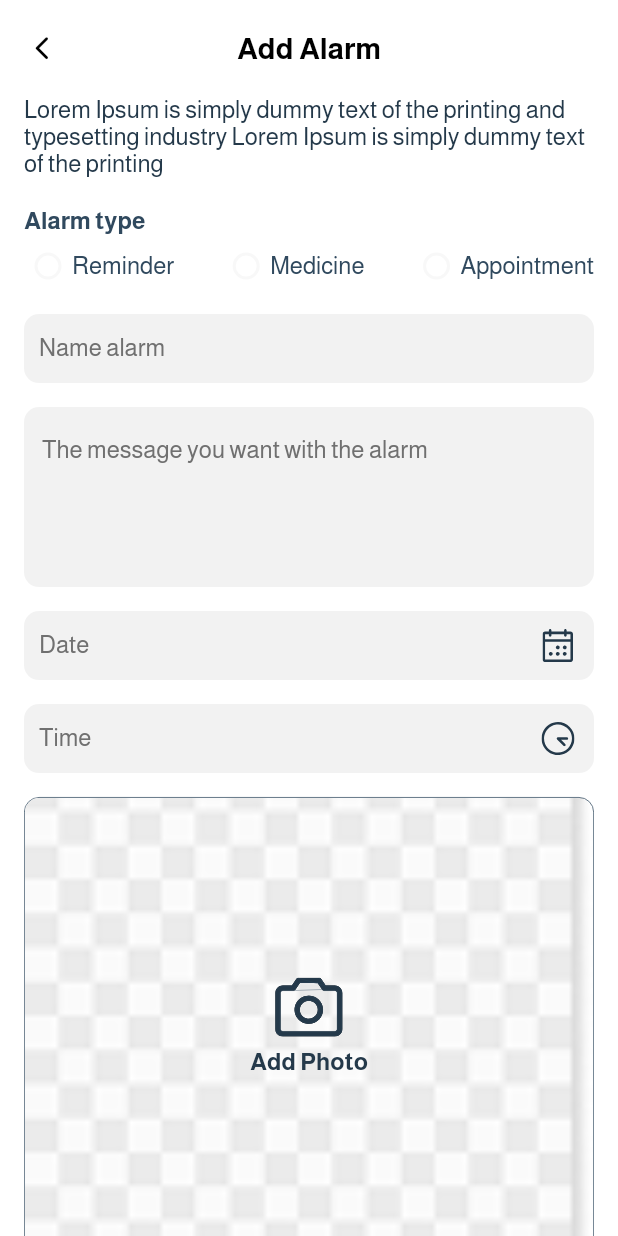
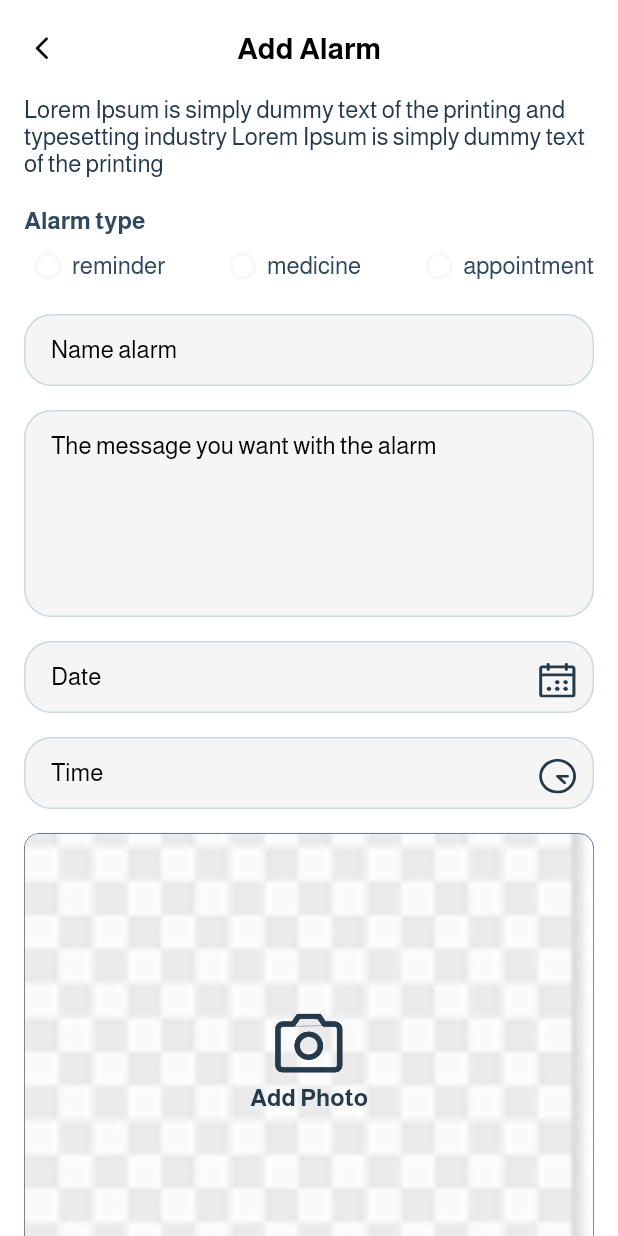
Before and after one commit to manarragab/familyHealth, a Flutter app: the AddAlarm screen opened directly, on a phone screen of 412 x 824 dp. Run offline on Flutter 3.47's test engine with Material 3 defaults, Android fonts, the light colour scheme and no system bars; our stand-ins replace carousel_slider, dio, easy_stepper, firebase_core, firebase_messaging, flutter_local_notifications and 16 more; missing offline and left inert: flutter_facebook_auth; accounts and stored records are empty.

Commit message:
fix alarm

```diff
--- a/lib/data/const/enums.dart
+++ b/lib/data/const/enums.dart
@@ -42,3 +42,5 @@ enum ItemInfoType { contactAgent, sendLocation }
 enum ContactType { contact, contactUS }
 
 enum InterestType { moreInterest, interest }
+
+enum AlarmType { reminder, medicine, appointment }
--- a/lib/features/alarm/domain/controller/alarm_controller.dart
+++ b/lib/features/alarm/domain/controller/alarm_controller.dart
@@ -1,28 +1,30 @@
+import 'dart:io';
+
+import 'package:abg/data/const/enums.dart';
 import 'package:abg/data/const/export.dart';
 import 'package:abg/domain_data/custom_mixin/custom_state_mixin.dart';
-import 'dart:io';
 import 'package:image_picker/image_picker.dart';
+
 class AlarmController extends MainGetxController with CustomStateMixin {
+  AlarmType? selectRadio;
 
-String? selectRadio;
+  void selectradio(AlarmType value) {
+    selectRadio = value;
+    update();
+  }
 
-void selectradio(String value){
-  selectRadio=value;
-  update();
-}
- var image = Rx<File?>(null);
+  var image = Rx<File?>(null);
   var isLoading = false.obs;
 
   Future<void> pickImage() async {
     isLoading.value = true;
-    final pickedFile = await ImagePicker().pickImage(source: ImageSource.gallery);
+    final pickedFile =
+        await ImagePicker().pickImage(source: ImageSource.gallery);
 
     if (pickedFile != null) {
       image.value = File(pickedFile.path);
     }
 
     isLoading.value = false;
-
-
   }
 }
--- a/lib/features/alarm/presentation/add_alarm.dart
+++ b/lib/features/alarm/presentation/add_alarm.dart
@@ -1,7 +1,10 @@
+import 'package:abg/data/const/enums.dart';
 import 'package:abg/data/const/export.dart';
 import 'package:abg/features/alarm/domain/controller/alarm_controller.dart';
 import 'package:abg/features/alarm/presentation/done_screen.dart';
 import 'package:abg/features/alarm/presentation/widget/radio_item.dart';
+import 'package:abg/res/configuration/bottom_sheet/date_picker.dart';
+import 'package:abg/res/configuration/text_field/text_field.dart';
 import 'package:google_fonts/google_fonts.dart';
 
 class AddAlarm extends StatefulWidget {
@@ -29,137 +32,45 @@ class _AddAlarmState extends State<AddAlarm> {
                   color: CustomColors.darkBlue2,
                   fontWeight: FontWeight.w400,
                 )),
-            SizedBox(height: 20),
+            const SizedBox(height: 20),
             Text("Alarm type",
                 style: GoogleFonts.almarai(
                   fontSize: 16,
                   color: CustomColors.lightBlue2,
                   fontWeight: FontWeight.w700,
                 )),
-            SizedBox(height: 5),
+            const SizedBox(height: 5),
             Row(
               mainAxisAlignment: MainAxisAlignment.spaceBetween,
-              children: [
-                RadioItem(title: "Reminder"),
-                RadioItem(title: "Medicine"),
-                RadioItem(title: "Appointment"),
-              ],
+              children: List.generate(AlarmType.values.length, (index) {
+                return RadioItem(type: AlarmType.values[index]);
+              }),
             ),
-            SizedBox(height: 16),
+            const SizedBox(height: 16),
             Form(
                 child: Column(
               children: [
-                Container(
-                  height: 46,
-                  width: 382,
-                  decoration: BoxDecoration(
-                    borderRadius: BorderRadius.circular(10),
-                    color: CustomColors.lightgrey3,
+                CustomTextField.dynamicTextField((value) {},
+                    hint: "Name alarm"),
+                const SizedBox(height: 16),
+                CustomTextField.paragraphTextField(
+                  (value) {},
+                  hint: "The message you want with the alarm",
                 ),
-                  child: TextFormField(
-                    textAlignVertical: TextAlignVertical.top,
-                    decoration: InputDecoration(
-                      border: OutlineInputBorder(
-                        borderRadius: BorderRadius.circular(10),
-                        borderSide: BorderSide.none,
+                const SizedBox(height: 16),
+                CustomTextField.datePickerTextField(
+                  prefixIconPath: "assets/svg/clender.svg",
+                  onDatePickerPress: () {
+                    CustomDatePicker((date) {}).showDatePicker(context);
+                  },
                 ),
-                      filled: true,
-                      fillColor: Colors.transparent,
-                      hintText: "Name alarm",
-                      hintStyle: GoogleFonts.almarai(
-                        fontSize: 16,
-                        color: CustomColors.darkgrey3,
-                        fontWeight: FontWeight.w400,
-                      ),
-                      contentPadding: EdgeInsets.all(10),
-                    ),
-                  ),
-                ),
-                SizedBox(height: 16),
-                Container(
-                  height: 120,
-                  width: 382,
-                  decoration: BoxDecoration(
-                    borderRadius: BorderRadius.circular(10),
-                    color: CustomColors.lightgrey3,
-                  ),
-                  child: TextFormField(
-                    textAlignVertical: TextAlignVertical.top,
-                    decoration: InputDecoration(
-                      border: OutlineInputBorder(
-                        borderRadius: BorderRadius.circular(10),
-                        borderSide: BorderSide.none,
-                      ),
-                      filled: true,
-                      fillColor: Colors.transparent,
-                      hintText: "The message you want with the alarm",
-                      hintStyle: GoogleFonts.almarai(
-                        fontSize: 16,
-                        color: CustomColors.darkgrey3,
-                        fontWeight: FontWeight.w400,
-                      ),
-                    ),
-                  ),
-                ),
-                SizedBox(height: 16),
-                Container(
-                  height: 46,
-                  width: 382,
-                  decoration: BoxDecoration(
-                    borderRadius: BorderRadius.circular(10),
-                    color: CustomColors.lightgrey3,
-                  ),
-                  child: TextFormField(
-                    decoration: InputDecoration(
-                      border: OutlineInputBorder(
-                        borderRadius: BorderRadius.circular(10),
-                        borderSide: BorderSide.none,
-                      ),
-                      filled: true,
-                      fillColor: Colors.transparent,
-                      hintText: "Date",
-                      hintStyle: GoogleFonts.almarai(
-                        fontSize: 16,
-                        color: CustomColors.darkgrey3,
-                        fontWeight: FontWeight.w400,
-                      ),
-                      contentPadding: EdgeInsets.all(10),
-                      suffixIcon: Padding(
-                        padding: const EdgeInsets.all(12.0),
-                        child: SvgPicture.asset("assets/svg/clender.svg"),
-                      ),
-                    ),
-                  ),
-                ),
-                SizedBox(height: 16),
-                Container(
-                  height: 46,
-                  width: 382,
-                  decoration: BoxDecoration(
-                    borderRadius: BorderRadius.circular(10),
-                    color: CustomColors.lightgrey3,
-                  ),
-                  child: TextFormField(
-                    decoration: InputDecoration(
-                      border: OutlineInputBorder(
-                        borderRadius: BorderRadius.circular(10),
-                        borderSide: BorderSide.none,
-                      ),
-                      filled: true,
-                      fillColor: Colors.transparent,
-                      hintText: "Time",
-                      hintStyle: GoogleFonts.almarai(
-                        fontSize: 16,
-                        color: CustomColors.darkgrey3,
-                        fontWeight: FontWeight.w400,
-                      ),
-                      contentPadding: EdgeInsets.all(10),
-                      suffixIcon: Padding(
-                        padding: const EdgeInsets.all(12.0),
-                        child: SvgPicture.asset("assets/svg/clock.svg"),
-                      ),
-                    ),
-                  ),
+                const SizedBox(height: 16),
+                CustomTextField.datePickerTextField(
+                  prefixIconPath: "assets/svg/clock.svg",
+                  hint: CustomTrans.time.tr,
+                  onDatePickerPress: () {
+                    CustomDatePicker((date) {}).showTimePicker(context);
+                  },
                 ),
                 SizedBox(height: 16),
                 GestureDetector(
@@ -173,12 +84,14 @@ class _AddAlarmState extends State<AddAlarm> {
                             height: 306.17,
                             decoration: BoxDecoration(
                               borderRadius: BorderRadius.circular(10),
-              border: Border.all(width: 0.5, color: CustomColors.lightBlue2),
+                              border: Border.all(
+                                  width: 0.5, color: CustomColors.lightBlue2),
                             ),
                             child: ClipRRect(
                               borderRadius: BorderRadius.circular(10),
                               child: alarmCont.isLoading.value
-                  ? Center(child: CircularProgressIndicator())
+                                  ? const Center(
+                                      child: CircularProgressIndicator())
                                   : alarmCont.image.value != null
                                       ? Image.file(
                                           alarmCont.image.value!,
@@ -194,7 +107,8 @@ class _AddAlarmState extends State<AddAlarm> {
                                         ),
                             ),
                           ),
-          if (alarmCont.image.value == null && !alarmCont.isLoading.value)
+                          if (alarmCont.image.value == null &&
+                              !alarmCont.isLoading.value)
                             Positioned.fill(
                               child: Center(
                                 child: Column(
@@ -202,7 +116,7 @@ class _AddAlarmState extends State<AddAlarm> {
                                   children: [
                                     SvgPicture.asset("assets/svg/camera.svg",
                                         width: 45, height: 40),
-                    SizedBox(height: 8),
+                                    const SizedBox(height: 8),
                                     Text("Add Photo",
                                         style: GoogleFonts.almarai(
                                             fontSize: 16,
@@ -215,15 +129,13 @@ class _AddAlarmState extends State<AddAlarm> {
                         ],
                       )),
                 ),
-
-                SizedBox(
+                const SizedBox(
                   height: 16,
                 ),
                 Center(
                   child: MainButton(
-
                     onPressed: () {
-                      Get.to( Done());
+                      Get.to(Done());
                     },
                     radius: 10,
                     title: CustomTrans.addAlarm.tr,
--- a/lib/features/alarm/presentation/widget/radio_item.dart
+++ b/lib/features/alarm/presentation/widget/radio_item.dart
@@ -1,42 +1,36 @@
+import 'package:abg/data/const/enums.dart';
+import 'package:abg/data/const/export.dart';
 import 'package:abg/features/alarm/domain/controller/alarm_controller.dart';
-import 'package:abg/res/configuration/color.dart';
-import 'package:flutter/material.dart';
-import 'package:get/get.dart';
 import 'package:google_fonts/google_fonts.dart';
 
+class RadioItem extends GetView<AlarmController> {
+  final AlarmType type;
 
-class RadioItem extends StatefulWidget {
-  final String title;
-
-  const RadioItem({super.key, required this.title});
-
-  @override
-  State<RadioItem> createState() => _RadioItemState();
-}
-
-class _RadioItemState extends State<RadioItem> {
-  final AlarmController controller = Get.find();
+  const RadioItem({super.key, required this.type});
 
   @override
   Widget build(BuildContext context) {
-    return Row(
+    return GetBuilder<AlarmController>(builder: (controller) {
+      sPrint.info('build :: ${controller.selectRadio}');
+      return GestureDetector(
+        onTap: () {
+          controller.selectRadio = type;
+          controller.update();
+        },
+        child: Row(
           children: [
-        GetBuilder<AlarmController>(
-
-          builder: (controller) => Radio(
-
-            value: widget.title,
-            groupValue: controller.selectRadio,
+            Radio(
+              value: controller.selectRadio?.index,
+              groupValue: type.index,
               onChanged: (val) {
-              controller.selectRadio = val;
+                controller.selectRadio = type;
                 controller.update();
               },
               visualDensity: VisualDensity.compact,
               materialTapTargetSize: MaterialTapTargetSize.shrinkWrap,
             ),
-        ),
             Text(
-          widget.title,
+              type.name.tr,
               style: GoogleFonts.almarai(
                 fontSize: 16,
                 color: CustomColors.lightBlue2,
@@ -44,6 +38,8 @@ class _RadioItemState extends State<RadioItem> {
               ),
             ),
           ],
+        ),
       );
+    });
   }
 }
--- a/lib/res/configuration/bottom_sheet/date_picker.dart
+++ b/lib/res/configuration/bottom_sheet/date_picker.dart
@@ -13,8 +13,26 @@ class CustomDatePicker {
   final int minYear = 1700;
   final int maxYear = DateTime.now().year;
 
+  showDatePicker(BuildContext context) {
+    showCupertinoModalPopup<void>(
+      context: context,
+      builder: (BuildContext context) {
+        return _buildBottomPicker(
+          CupertinoDatePicker(
+            mode: CupertinoDatePickerMode.date,
+            initialDateTime: _date,
+            minimumYear: minYear,
+            maximumYear: DateTime.now().year,
+            onDateTimeChanged: (DateTime newDateTime) {
+              date(newDateTime);
+            },
+          ),
+        );
+      },
+    );
+  }
 
-  showDatePicker(BuildContext context) {
+  showTimePicker(BuildContext context) {
     showCupertinoModalPopup<void>(
       context: context,
       builder: (BuildContext context) {
@@ -32,6 +50,7 @@ class CustomDatePicker {
       },
     );
   }
+
   showYearPicker(BuildContext context) {
     showCupertinoModalPopup<void>(
       context: context,
@@ -40,6 +59,7 @@ class CustomDatePicker {
       },
     );
   }
+
   Widget _buildYearPicker() {
     final List<Widget> yearWidgets = [];
 
@@ -57,8 +77,8 @@ class CustomDatePicker {
         ),
         itemExtent: 40.0,
         onSelectedItemChanged: (int index) {
-            selectedYear = maxYear - index;
-            date(DateTime(selectedYear));
+          selectedYear = maxYear - index;
+          date(DateTime(selectedYear));
         },
         children: yearWidgets,
       ),
--- a/lib/res/configuration/text_field/text_field.dart
+++ b/lib/res/configuration/text_field/text_field.dart
@@ -26,8 +26,7 @@ class CustomTextField {
         child: TextFormField(
           enabled: enabled,
           validator: validator ??
-              ((value) =>
-                  TValidator.normalValidator(data?.trim(), hint: hint)),
+              ((value) => TValidator.normalValidator(data?.trim(), hint: hint)),
           decoration: _defaultDecoration(
             suffixIcon: DropdownButtonFormField<dynamic>(
               value: data,
@@ -234,44 +233,18 @@ class CustomTextField {
     TextEditingController? controller,
     // String? Function(String?)? validator,
   }) {
-    return Padding(
-      padding: EdgeInsets.symmetric(horizontal: 16.w),
-      child: Column(
-        mainAxisSize: MainAxisSize.min,
-        crossAxisAlignment: CrossAxisAlignment.start,
-        children: [
-          if (hint.isNotEmpty)
-            Column(
-              children: [
-                Text(
-                  hint,
-                  style: TFonts.textTitleStyle(
-                    color: CustomColors.primary,
-                  ),
-                ),
-                const SizedBox(
-                  height: 10,
-                ),
-              ],
-            ),
-          SizedBox(
-            height: 90,
-            child: TextFormField(
+    return TextFormField(
       keyboardType: TextInputType.name,
       controller: controller,
       validator: isRequired
           ? (value) => TValidator.normalValidator(value?.trim())
           : null,
       onChanged: (x) => onChange(x.trim()),
-              maxLines: 3,
-              minLines: 3,
+      maxLines: null,
+      minLines: 6,
       decoration: _defaultDecoration(
         hintText: hint,
         removeHintWrite: true,
-              ),
-            ),
-          ),
-        ],
       ),
     );
   }
@@ -395,7 +368,7 @@ class CustomTextField {
   }
 
   static Widget datePickerTextField({
-    String hint = '',
+    String? hint,
     required String prefixIconPath,
     required Function() onDatePickerPress,
     TextEditingController? controller,
@@ -428,7 +401,7 @@ class CustomTextField {
                 },
                 decoration: _defaultDecoration(
                   removeHintWrite: true,
-                  hintText: "${CustomTrans.select.tr} ${CustomTrans.date.tr}",
+                  hintText: hint ?? CustomTrans.date.tr,
                 ),
               ),
             ),
@@ -440,12 +413,13 @@ class CustomTextField {
               highlightColor: Colors.transparent,
               onTap: onDatePickerPress,
               child: Padding(
-                padding: const EdgeInsetsDirectional.only(end: 12, top: 12),
+                padding: const EdgeInsetsDirectional.only(
+                    end: 12, top: 10, bottom: 10),
                 child: SizedBox(
                   child: SvgPicture.asset(
                     prefixIconPath,
-                    height: 14,
-                    width: 14,
+                    height: 25.h,
+                    width: 25.w,
                     fit: BoxFit.fill,
                   ),
                 ),
```
Also changed, not shown: pubspec.lock. Lines whose indentation alone changed are shown as unchanged.
